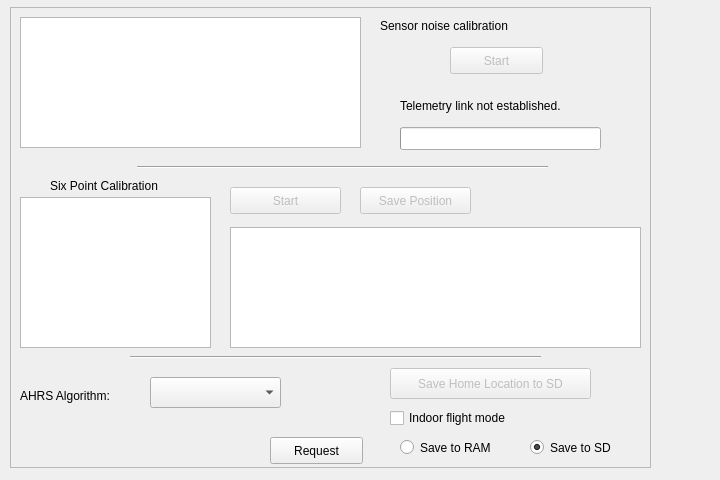
The window that ground/src/plugins/config/ahrs.ui (openpilot/OpenPilot) describes before a commit, drawn with Qt 5.
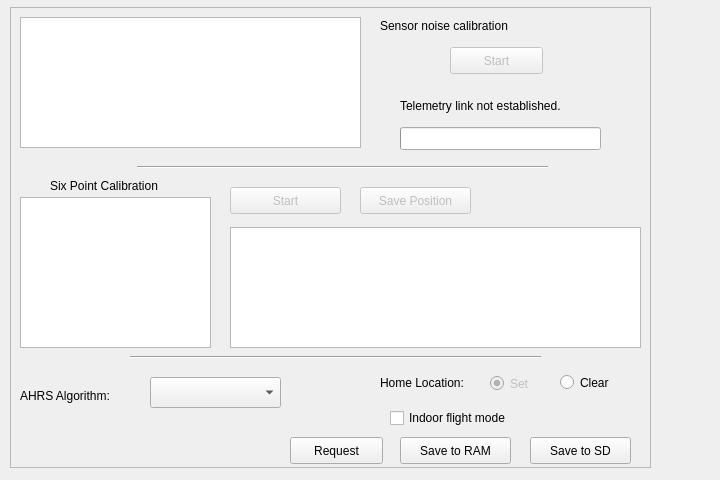
The same window after the commit.

Commit message: OP-38 Ground/Config Gadget : another try at making AHRS settings more intuitive. And the Object queue now works (...)

```diff
--- a/ground/src/plugins/config/ahrs.ui
+++ b/ground/src/plugins/config/ahrs.ui
@@ -182,15 +182,15 @@
      <string>Six Point Calibration instructions</string>
     </property>
    </widget>
-   <widget class="QPushButton" name="homeLocation">
+   <widget class="QRadioButton" name="homeLocationSet">
     <property name="enabled">
      <bool>false</bool>
     </property>
     <property name="geometry">
      <rect>
-      <x>380</x>
+      <x>480</x>
       <y>361</y>
-      <width>201</width>
+      <width>51</width>
       <height>31</height>
      </rect>
     </property>
@@ -200,13 +200,19 @@
 successful.</string>
     </property>
     <property name="text">
-     <string>Save Home Location to SD</string>
+     <string>Set</string>
     </property>
+    <property name="checked">
+     <bool>true</bool>
+    </property>
+    <attribute name="buttonGroup">
+     <string>buttonGroup</string>
+    </attribute>
    </widget>
    <widget class="QPushButton" name="ahrsSettingsRequest">
     <property name="geometry">
      <rect>
-      <x>260</x>
+      <x>280</x>
       <y>430</y>
       <width>93</width>
       <height>27</height>
@@ -303,13 +309,13 @@
      <string>Indoor flight mode</string>
     </property>
    </widget>
-   <widget class="QRadioButton" name="ahrsSettingsSaveRAM">
+   <widget class="QPushButton" name="ahrsSettingsSaveRAM">
     <property name="geometry">
      <rect>
       <x>390</x>
       <y>430</y>
       <width>111</width>
-      <height>21</height>
+      <height>27</height>
      </rect>
     </property>
     <property name="toolTip">
@@ -325,13 +331,13 @@
      <string>buttonGroup</string>
     </attribute>
    </widget>
-   <widget class="QRadioButton" name="ahrsSettingsSaveSD">
+   <widget class="QPushButton" name="ahrsSettingsSaveSD">
     <property name="geometry">
      <rect>
       <x>520</x>
       <y>430</y>
       <width>101</width>
-      <height>21</height>
+      <height>27</height>
      </rect>
     </property>
     <property name="toolTip">
@@ -341,12 +347,46 @@
      <string>Save to SD</string>
     </property>
     <property name="checked">
+     <bool>false</bool>
+    </property>
+   </widget>
+   <widget class="QRadioButton" name="homeLocationClear">
+    <property name="enabled">
      <bool>true</bool>
     </property>
+    <property name="geometry">
+     <rect>
+      <x>550</x>
+      <y>360</y>
+      <width>71</width>
+      <height>31</height>
+     </rect>
+    </property>
+    <property name="toolTip">
+     <string>Clears the HomeLocation: only makes sense if you save
+to SD. This will force the AHRS to use the next GPS fix as the
+new home location unless it is in indoor mode.</string>
+    </property>
+    <property name="text">
+     <string>Clear</string>
+    </property>
     <attribute name="buttonGroup">
      <string>buttonGroup</string>
     </attribute>
    </widget>
+   <widget class="QLabel" name="label_4">
+    <property name="geometry">
+     <rect>
+      <x>370</x>
+      <y>360</y>
+      <width>101</width>
+      <height>31</height>
+     </rect>
+    </property>
+    <property name="text">
+     <string>Home Location:</string>
+    </property>
+   </widget>
   </widget>
  </widget>
  <resources/>
```
Left out of the diff: 7 changed lines with no effect on the pictures. The commit also changes 3 other files.
